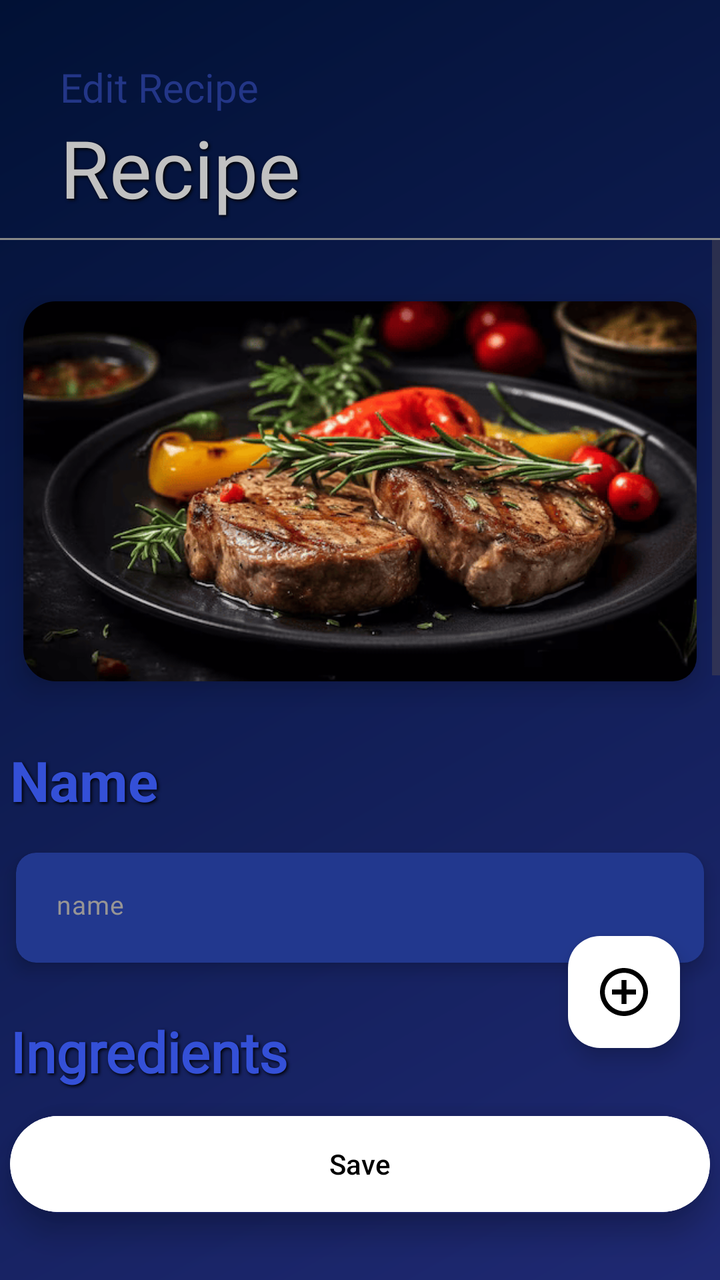
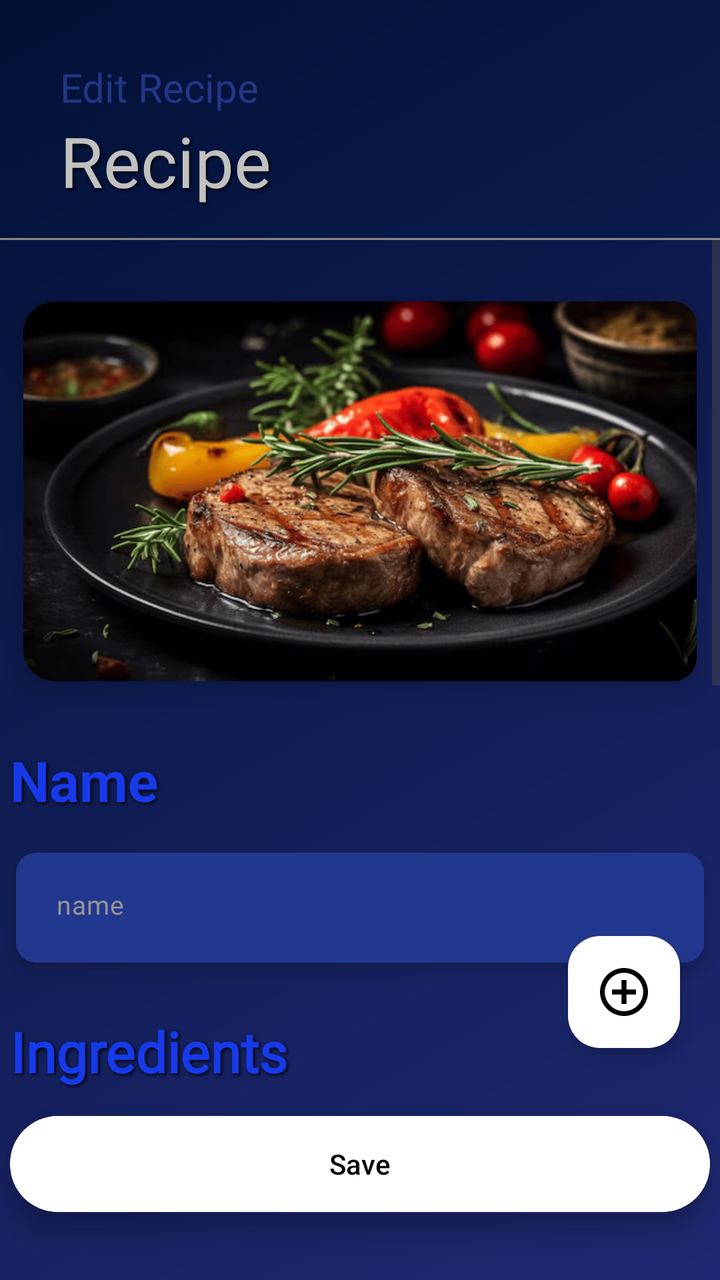

Screens rendered from an Android XML layout before and after an edit, with the pre-edit source and the edit as a unified diff.
<!-- AndroidManifest.xml: application theme Theme.Recipe -->
<!-- res/layout/activity_edit_recipe.xml -->
<androidx.constraintlayout.widget.ConstraintLayout
    xmlns:android="http://schemas.android.com/apk/res/android"
    xmlns:app="http://schemas.android.com/apk/res-auto"
    xmlns:tools="http://schemas.android.com/tools"
    android:id="@+id/main"
    android:layout_width="match_parent"
    android:layout_height="match_parent"
    android:background="@drawable/my_background">

    
    <TextView
        android:id="@+id/YourRecipeTextView"
        android:layout_width="0dp"
        android:layout_height="wrap_content"
        android:layout_marginTop="30dp"
        android:layout_marginStart="30dp"
        android:layout_marginEnd="30dp"
        android:fontFamily="@font/archivo_black"
        android:gravity="start"
        android:text="Edit Recipe"
        android:textColor="@color/my_recipes_background"
        android:textSize="20sp"
        app:layout_constraintTop_toTopOf="parent"
        app:layout_constraintStart_toStartOf="parent"
        app:layout_constraintEnd_toEndOf="parent"/>

    
    <TextView
        android:id="@+id/RecipeTextViewShow"
        android:layout_width="0dp"
        android:layout_height="wrap_content"
        android:fontFamily="@font/open_sans_light"
        android:gravity="start"
        android:layout_marginStart="30dp"
        android:layout_marginEnd="30dp"
        android:minHeight="62dp"
        android:maxHeight="200dp"
        android:shadowColor="#000000"
        android:shadowDx="2"
        android:shadowDy="2"
        android:shadowRadius="4"
        android:text="Recipe"
        android:textColor="@color/my_text_view_back"
        android:textSize="40sp"
        app:layout_constraintEnd_toEndOf="parent"
        app:layout_constraintStart_toStartOf="parent"
        app:layout_constraintTop_toBottomOf="@id/YourRecipeTextView" />

    
    <View
        android:id="@+id/lineUnderText"
        android:layout_width="0dp"
        android:layout_height="1dp"
        android:background="#888888"
        app:layout_constraintTop_toBottomOf="@id/RecipeTextViewShow"
        app:layout_constraintStart_toStartOf="parent"
        app:layout_constraintEnd_toEndOf="parent"/>

    
    <ScrollView
        android:id="@+id/scrollContent"
        android:layout_width="0dp"
        android:layout_height="0dp"
        android:fillViewport="true"
        android:layout_marginBottom="70dp"
        app:layout_constraintTop_toBottomOf="@id/lineUnderText"
        app:layout_constraintStart_toStartOf="parent"
        app:layout_constraintEnd_toEndOf="parent"
        app:layout_constraintBottom_toBottomOf="parent">

        
        <LinearLayout
            android:layout_width="match_parent"
            android:layout_height="wrap_content"
            android:orientation="vertical">


            <androidx.cardview.widget.CardView
                android:id="@+id/CardViewRecipeImage"
                android:layout_width="wrap_content"
                android:layout_height="wrap_content"
                android:layout_marginTop="15dp"
                android:layout_gravity="center"
                app:cardCornerRadius="12dp"
                app:cardElevation="8dp"
                app:cardUseCompatPadding="true"
                app:cardBackgroundColor="@android:color/transparent">

                <ImageView
                    android:id="@+id/RecipeImageView"
                    android:layout_width="350dp"
                    android:layout_height="190dp"
                    android:scaleType="centerCrop"
                    android:src="@drawable/steak"
                    android:background="@drawable/rounded_image"
                    android:clipToOutline="true"/>
            </androidx.cardview.widget.CardView>

            <TextView
                android:id="@+id/TextViewNameIngredients"
                android:layout_width="350dp"
                android:layout_height="wrap_content"
                android:layout_gravity="center"
                android:layout_marginTop="15dp"
                android:text="Name"
                android:textColor="@color/my_text_view_show"
                android:textSize="28sp"
                android:textStyle="bold"
                android:shadowColor="#000000"
                android:shadowDx="2"
                android:shadowDy="2"
                android:shadowRadius="4"/>

            <androidx.cardview.widget.CardView
                android:id="@+id/CardViewRecipeName"
                android:layout_width="wrap_content"
                android:layout_height="wrap_content"
                android:layout_gravity="center"
                android:layout_marginTop="7dp"
                android:padding="8dp"
                app:cardBackgroundColor="@android:color/transparent"
                app:cardElevation="5dp"
                app:cardCornerRadius="10dp"
                app:cardUseCompatPadding="true">



                <EditText
                    android:id="@+id/EditTextRecipe"
                    style="@style/Widget.Material3.AutoCompleteTextView.OutlinedBox"
                    android:layout_width="350dp"
                    android:layout_height="wrap_content"
                    android:minHeight="55dp"
                    android:fontFamily="@font/archivo_black"
                    android:gravity="start"
                    android:background="@drawable/textview_border"
                    android:hint="name"
                    android:inputType="text"
                    android:paddingStart="20dp"
                    android:textColor="#DCDCDC"
                    android:textColorHint="#979595"
                    android:textSize="13sp"/>
            </androidx.cardview.widget.CardView>

            <TextView
                android:id="@+id/TextViewIngredients"
                android:layout_width="350dp"
                android:layout_height="wrap_content"
                android:layout_gravity="center"
                android:layout_marginTop="15dp"
                android:fontFamily="@font/bakbak_one"
                android:text="Ingredients"
                android:textColor="@color/my_text_view_show"
                android:textSize="28sp"
                android:textStyle="bold"
                android:shadowColor="#000000"
                android:shadowDx="2"
                android:shadowDy="2"
                android:shadowRadius="4"/>


            
            <androidx.recyclerview.widget.RecyclerView
                android:id="@+id/RecyclerViewIngredients"
                android:layout_width="match_parent"
                android:layout_height="wrap_content"
                android:nestedScrollingEnabled="false"
                android:overScrollMode="never"
                android:layout_marginTop="20dp"
                tools:listitem="@layout/ingredient_item"
                tools:itemCount="2" />






            <TextView
                android:id="@+id/TextViewInstruction"
                android:layout_width="350dp"
                android:layout_height="wrap_content"
                android:layout_gravity="center"
                android:layout_marginTop="60dp"
                android:text="Instruction"
                android:textColor="@color/my_text_view_show"
                android:textSize="28sp"
                android:fontFamily="@font/bakbak_one"
                android:textStyle="bold"
                android:shadowColor="#000000"
                android:shadowDx="2"
                android:shadowDy="2"
                android:shadowRadius="4"/>


            <androidx.cardview.widget.CardView
                android:id="@+id/CardViewInstruction"
                android:layout_width="wrap_content"
                android:layout_height="wrap_content"
                app:cardElevation="8dp"
                android:layout_marginBottom="150dp"
                app:cardCornerRadius="12dp"
                app:cardUseCompatPadding="true"
                app:cardBackgroundColor="@android:color/transparent"
                android:layout_marginTop="7dp"
                android:layout_gravity="center"
                >

            <EditText
                android:id="@+id/EditTextInsctructionRecipe"
                style="@style/Widget.Material3.AutoCompleteTextView.OutlinedBox"
                android:layout_width="350dp"
                android:layout_height="wrap_content"
                android:minHeight="200dp"
                android:background="@drawable/textview_border"
                android:gravity="top|start"
                android:layout_gravity="center"
                android:hint="instruction"
                android:inputType="textMultiLine"
                android:scrollHorizontally="false"
                android:singleLine="false"
                android:textColor="#DCDCDC"
                android:textColorHint="#979595"
                android:textSize="13sp"
                android:scrollbars="vertical"
                app:layout_constraintStart_toStartOf="parent"
                app:layout_constraintEnd_toEndOf="parent"/>
            </androidx.cardview.widget.CardView>

        </LinearLayout>


    </ScrollView>

    <com.google.android.material.floatingactionbutton.FloatingActionButton
        android:id="@+id/floatingActionButton"
        android:layout_width="wrap_content"
        android:layout_height="wrap_content"
        android:layout_marginEnd="20dp"
        android:layout_marginBottom="30dp"
        android:contentDescription="@string/app_name"
        app:backgroundTint="@color/my_textView_gray"
        app:layout_constraintBottom_toTopOf="@id/CardView"
        app:layout_constraintEnd_toEndOf="parent"
        app:srcCompat="@drawable/ic_add_recipe"
        app:tint="@color/black" />

    <androidx.cardview.widget.CardView
        android:id="@+id/CardView"
        android:layout_width="350dp"
        android:layout_height="wrap_content"
        android:layout_gravity="center"
        android:layout_marginTop="20dp"
        android:layout_marginBottom="30dp"
        app:cardBackgroundColor="@android:color/transparent"
        app:cardCornerRadius="120dp"
        app:cardElevation="8dp"
        app:layout_constraintBottom_toBottomOf="parent"
        app:layout_constraintStart_toStartOf="parent"
        app:layout_constraintEnd_toEndOf="parent">

        <Button
            android:id="@+id/RecipeEditButton"
            android:layout_width="match_parent"
            android:layout_height="56dp"
            android:backgroundTint="@color/my_textView_gray"
            android:elevation="8dp"
            android:text="Save"
            android:textColor="@color/black" />
    </androidx.cardview.widget.CardView>

</androidx.constraintlayout.widget.ConstraintLayout>
<!-- res/layout/ingredient_item.xml (included above) -->
<?xml version="1.0" encoding="utf-8"?>
<androidx.constraintlayout.widget.ConstraintLayout xmlns:android="http://schemas.android.com/apk/res/android"
    xmlns:app="http://schemas.android.com/apk/res-auto"
    xmlns:tools="http://schemas.android.com/tools"
    android:id="@+id/linearLayout"
    android:layout_width="match_parent"
    android:layout_height="wrap_content"
    android:layout_marginTop="20dp">

    
    <TextView
        android:id="@+id/TextViewIngredient"
        android:layout_width="350dp"
        android:layout_height="wrap_content"
        android:gravity="left"
        android:text="Ingredient"
        android:textStyle="bold"
        android:textColor="@color/my_text_view_back"
        android:textSize="21sp"
        app:layout_constraintEnd_toEndOf="parent"
        app:layout_constraintStart_toStartOf="parent"
        app:layout_constraintTop_toTopOf="parent" />

    <androidx.cardview.widget.CardView
        android:id="@+id/CardViewIngredient"
        android:layout_width="wrap_content"
        android:layout_height="wrap_content"
        android:layout_gravity="center"
        android:layout_marginTop="7dp"
        android:padding="8dp"
        app:cardBackgroundColor="@android:color/transparent"
        app:cardElevation="8dp"
        app:cardCornerRadius="10dp"
        app:cardUseCompatPadding="true"
        app:layout_constraintTop_toBottomOf="@id/TextViewIngredient"
        app:layout_constraintStart_toStartOf="parent"
        app:layout_constraintEnd_toEndOf="parent">

        <LinearLayout
            android:id="@+id/LinearLayoutIngredient"
            android:layout_width="350dp"
            android:layout_height="50dp"
            android:orientation="horizontal"
            android:gravity="center"
            android:background="@drawable/textview_border">

            <EditText
                android:id="@+id/EditTextNameIngredient"
                android:singleLine="true"
                android:scrollHorizontally="true"
                android:ellipsize="none"
                android:inputType="text"
                android:layout_width="140dp"
                android:layout_height="50dp"
                android:layout_marginStart="20dp"
                android:hint="name"
                android:paddingTop="15dp"
                android:textColorHint="@android:color/darker_gray"
                android:textColor="@color/my_text_view_back"
                android:textSize="13sp" />

            <FrameLayout
                android:layout_width="wrap_content"
                android:layout_height="wrap_content">

                <EditText
                    android:id="@+id/EditTextWeight"
                    android:layout_width="80dp"
                    android:layout_height="50dp"
                    android:background="@drawable/weight_border"
                    android:gravity="center"
                    android:hint="Weight"
                    android:inputType="numberDecimal"
                    android:minHeight="48dp"
                    android:textColor="@color/my_text_view_back"
                    android:textColorHint="@color/my_text_view_back"
                    android:textSize="12sp" />
            </FrameLayout>

            <FrameLayout
                android:layout_width="wrap_content"
                android:layout_height="wrap_content">

                <TextView
                    android:id="@+id/TextViewUnit"
                    android:layout_width="70dp"
                    android:layout_height="50dp"
                    android:background="@drawable/weight_border"
                    android:gravity="center"
                    android:hint="kg"
                    android:inputType="numberDecimal"
                    android:minHeight="48dp"
                    android:textColor="@color/my_text_view_back"
                    android:textColorHint="#979595"
                    android:textSize="13sp" />
            </FrameLayout>

            <Spinner
                android:id="@+id/SpinnerUnit"
                android:layout_width="wrap_content"
                android:layout_height="70dp"
                android:entries="@array/ingredients_unit"
                android:minHeight="48dp" />
        </LinearLayout>
    </androidx.cardview.widget.CardView>

    <Button
        android:id="@+id/ButtonDelete"
        style="@style/Widget.AppCompat.Button.Borderless.Colored"
        android:layout_width="wrap_content"
        android:layout_height="wrap_content"
        android:layout_marginEnd="25dp"
        android:minHeight="48dp"
        android:text="Delete"
        android:textColor="@android:color/holo_red_dark"
        android:textSize="10sp"
        app:layout_constraintBaseline_toBaselineOf="@id/TextViewIngredient"
        app:layout_constraintEnd_toEndOf="parent" />

</androidx.constraintlayout.widget.ConstraintLayout>
<!-- resources referenced by this layout -->
<resources>
  <string-array name="ingredients_unit">
          <item>kg</item>
          <item>gr</item>
          <item>l</item>
          <item>ml</item>
          <item>tbsp</item>
          <item>tsp</item>
  
      </string-array>
  <color name="black">#FF000000</color>
  <color name="my_recipes_background">#233687</color>
  <color name="my_textView_gray">#FFFFFF</color>
  <color name="my_text_view_back">#C1C1C1</color>
  <color name="my_text_view_show">#3450D7</color>
  <!-- drawable ic_add_recipe (drawable) -->
  <vector xmlns:android="http://schemas.android.com/apk/res/android"
      android:width="512dp"
      android:height="512dp"
      android:viewportWidth="512"
      android:viewportHeight="512">
    <path
        android:pathData="M233,1c-19.9,1.8 -46.4,7.8 -64.9,14.6 -23.7,8.8 -52.9,25.4 -72.7,41.4 -10.1,8.2 -30.2,28.3 -38.4,38.4 -16,19.8 -32.6,49 -41.4,72.7 -12.4,33.6 -17.8,74.2 -14.6,109.7 1.9,21.6 7.6,47 14.6,66.1 8.8,23.7 25.4,52.9 41.4,72.7 8.2,10.1 28.3,30.2 38.4,38.4 19.8,16 49,32.6 72.7,41.4 33.6,12.4 74.2,17.8 109.7,14.6 21.6,-1.9 47,-7.6 66.1,-14.6 23.7,-8.8 52.9,-25.4 72.7,-41.4 10.1,-8.2 30.2,-28.3 38.4,-38.4 16,-19.8 32.6,-49 41.4,-72.7 7,-19.1 12.7,-44.5 14.6,-66.1 3.2,-35.5 -2.2,-76.1 -14.6,-109.7 -8.8,-23.7 -25.4,-52.9 -41.4,-72.7 -8.2,-10.1 -28.3,-30.2 -38.4,-38.4 -19.8,-16 -49,-32.6 -72.7,-41.4 -33.7,-12.4 -74.7,-17.8 -110.9,-14.6zM273.5,52c48.6,4.6 92.4,25.1 126.9,59.6 67.5,67.6 79.6,169.9 29.8,251.4 -15.7,25.7 -41.5,51.5 -67.2,67.2 -54.4,33.3 -118.8,39.7 -177.8,17.6 -27.9,-10.4 -52.3,-26.2 -73.6,-47.4 -62.5,-62.6 -78.1,-156.4 -39,-234.7 37.8,-75.7 118.5,-121.4 200.9,-113.7z"
        android:fillColor="#000000"
        android:strokeColor="#00000000"/>
    <path
        android:pathData="M230,179l0,51 -51,-0 -51,-0 0,26 0,26 51,-0 51,-0 0,51 0,51 26,-0 26,-0 0,-51 0,-51 51,-0 51,-0 0,-26 0,-26 -51,-0 -51,-0 0,-51 0,-51 -26,-0 -26,-0 0,51z"
        android:fillColor="#000000"
        android:strokeColor="#00000000"/>
  </vector>
  <!-- drawable my_background (drawable) -->
  <shape xmlns:android="http://schemas.android.com/apk/res/android"
      android:shape="rectangle">
  
  
      <gradient
          android:type="linear"
          android:startColor="#011135"
          android:endColor="#1F2973"
          android:angle="315" />
  
      <size
          android:width="1080dp"
          android:height="1920dp" />
  </shape>
  <!-- drawable rounded_image (drawable) -->
  <?xml version="1.0" encoding="utf-8"?>
  <shape xmlns:android="http://schemas.android.com/apk/res/android"
      android:shape="rectangle">
  
      <solid android:color="@android:color/transparent"/>
  
      
      <corners android:radius="16dp"/>
  </shape>
  <!-- drawable steak: png bitmap (drawable, 103174 bytes) -->
  <!-- drawable textview_border (drawable) -->
  <?xml version="1.0" encoding="utf-8"?>
  <shape xmlns:android="http://schemas.android.com/apk/res/android"
      android:shape="rectangle">
  
      
      <solid android:color="#22388E" />
  
      
  
  
      
      <corners android:radius="10dp" />
  </shape>
  <!-- drawable weight_border: png bitmap (drawable, 4779 bytes) -->
  <string name="app_name">Recipe</string>
  <style name="Theme.Recipe" parent="Base.Theme.Recipe" />
  <style name="Base.Theme.Recipe" parent="Theme.Material3.DayNight.NoActionBar">
          
          
      </style>
</resources>

<!-- the commit's change to res/layout/activity_edit_recipe.xml (unified diff, before → after) -->
@@ -41,7 +41,7 @@
         android:shadowRadius="4"
         android:text="Recipe"
         android:textColor="@color/my_text_view_back"
-        android:textSize="40sp"
+        android:textSize="35sp"
         app:layout_constraintEnd_toEndOf="parent"
         app:layout_constraintStart_toStartOf="parent"
         app:layout_constraintTop_toBottomOf="@id/YourRecipeTextView" />
@@ -97,7 +97,7 @@
             </androidx.cardview.widget.CardView>
 
             <TextView
-                android:id="@+id/TextViewNameIngredients"
+                android:id="@+id/TextViewNameRecipe"
                 android:layout_width="350dp"
                 android:layout_height="wrap_content"
                 android:layout_gravity="center"
@@ -166,7 +166,6 @@
                 android:layout_height="wrap_content"
                 android:nestedScrollingEnabled="false"
                 android:overScrollMode="never"
-                android:layout_marginTop="20dp"
                 tools:listitem="@layout/ingredient_item"
                 tools:itemCount="2" />
 
<!-- resource entries referenced after the edit -->
@@ -13,7 +13,7 @@
   <color name="my_recipes_background">#233687</color>
   <color name="my_textView_gray">#FFFFFF</color>
   <color name="my_text_view_back">#C1C1C1</color>
-  <color name="my_text_view_show">#3450D7</color>
+  <color name="my_text_view_show">#173AE9</color>
   <!-- drawable ic_add_recipe (drawable) -->
   <vector xmlns:android="http://schemas.android.com/apk/res/android"
       android:width="512dp"
